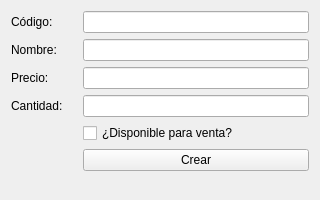
Qt form parte17/ex2_producto_crear.ui (Fhernd/Python-CursoV2) before a commit.
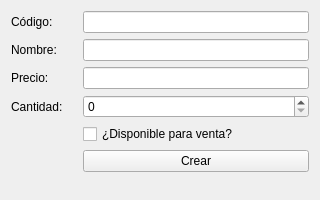
The same form after that commit.

Commit message:
Python Curso V2: 591 Creación del Formulario de Cambio de Disponiblidad de Venta de un Producto
Creación del Formulario de Cambio de Disponiblidad de Venta de un Producto con el lenguaje de programación Python.

Patch:
```diff
--- a/parte17/ex2_producto_crear.ui
+++ b/parte17/ex2_producto_crear.ui
@@ -68,9 +68,6 @@
        </property>
       </widget>
      </item>
-     <item row="3" column="1">
-      <widget class="QLineEdit" name="txt_cantidad"/>
-     </item>
      <item row="4" column="1">
       <widget class="QCheckBox" name="chk_disponible">
        <property name="text">
@@ -85,6 +82,9 @@
        </property>
       </widget>
      </item>
+     <item row="3" column="1">
+      <widget class="QSpinBox" name="sbx_cantidad"/>
+     </item>
     </layout>
    </item>
   </layout>
```
Left out of the diff: 8 changed lines with no effect on the pictures. The commit also changes 1 other file.
